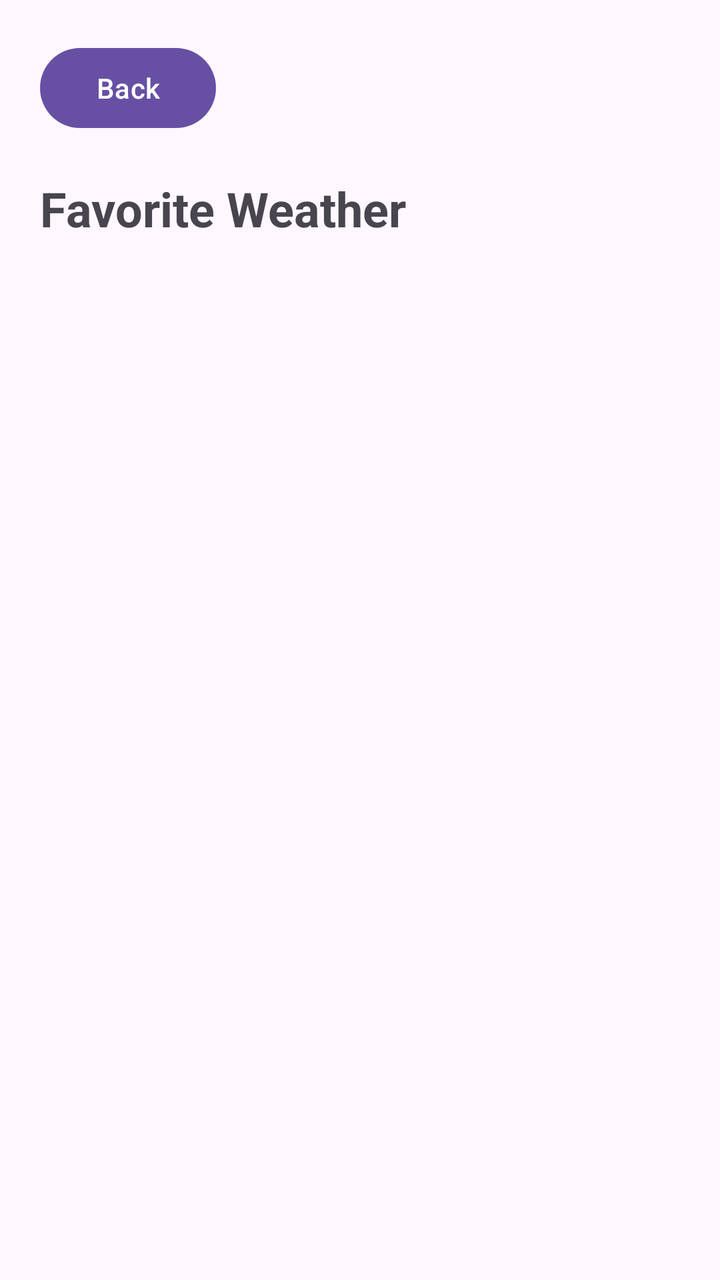
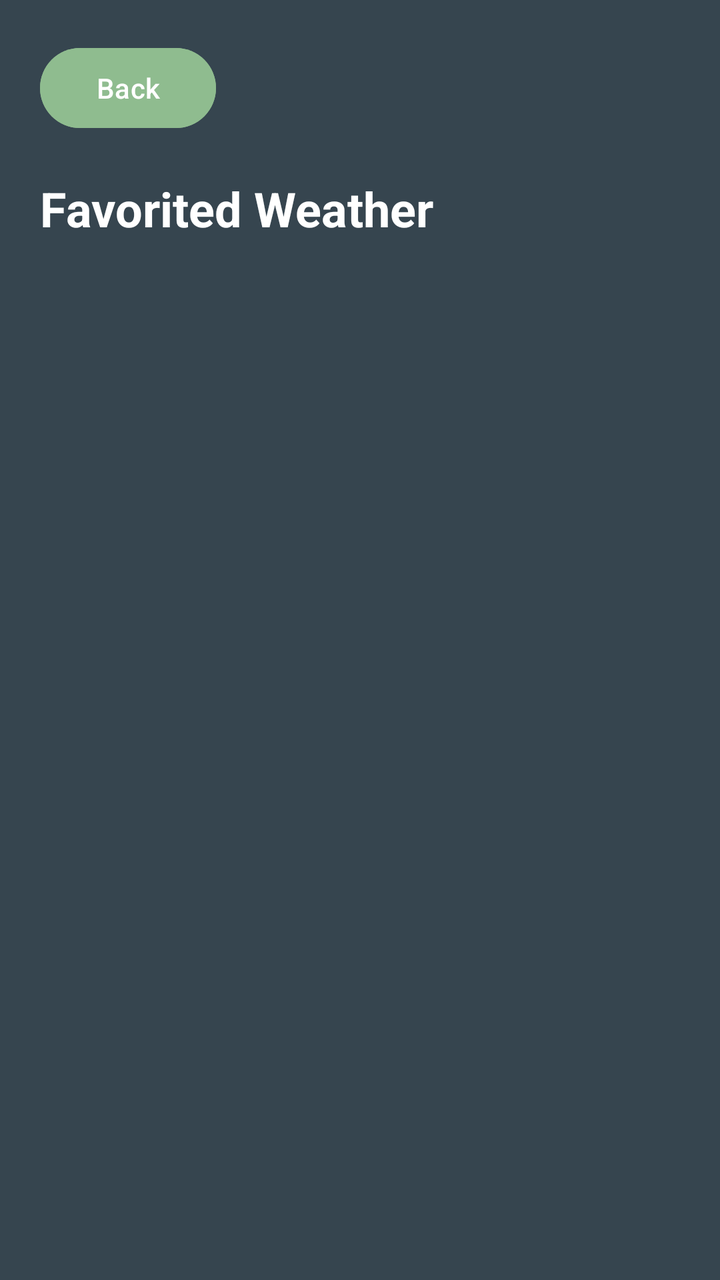

The first picture is an Android layout as it rendered before a commit; the second is the same layout after the commit. The layout source and the unified diff follow.
<!-- AndroidManifest.xml: application theme Theme.WeatherApp -->
<!-- res/layout/activity_favorites.xml -->
<?xml version="1.0" encoding="utf-8"?>
<androidx.constraintlayout.widget.ConstraintLayout
    xmlns:android="http://schemas.android.com/apk/res/android"
    xmlns:app="http://schemas.android.com/apk/res-auto"
    android:layout_width="match_parent"
    android:layout_height="match_parent"
    android:padding="20dp">

    <Button
        android:id="@+id/btnBack"
        android:layout_width="wrap_content"
        android:layout_height="wrap_content"
        android:text="Back"
        app:layout_constraintTop_toTopOf="parent"
        app:layout_constraintStart_toStartOf="parent" />

    <TextView
        android:id="@+id/favoritesTitle"
        android:layout_width="wrap_content"
        android:layout_height="wrap_content"
        android:text="Favorite Weather"
        android:textSize="24sp"
        android:textStyle="bold"
        app:layout_constraintTop_toBottomOf="@id/btnBack"
        app:layout_constraintStart_toStartOf="parent"
        android:layout_marginTop="20dp" />

    <androidx.recyclerview.widget.RecyclerView
        android:id="@+id/favoritesRecyclerView"
        android:layout_width="0dp"
        android:layout_height="0dp"
        android:layout_marginTop="16dp"
        app:layout_constraintTop_toBottomOf="@id/favoritesTitle"
        app:layout_constraintBottom_toBottomOf="parent"
        app:layout_constraintStart_toStartOf="parent"
        app:layout_constraintEnd_toEndOf="parent" />

</androidx.constraintlayout.widget.ConstraintLayout>
<!-- resources referenced by this layout -->
<resources>
  <style name="Theme.WeatherApp" parent="Base.Theme.WeatherApp" />
  <style name="Base.Theme.WeatherApp" parent="Theme.Material3.DayNight.NoActionBar">
          
          
      </style>
</resources>

<!-- the commit's change to res/layout/activity_favorites.xml (unified diff, before → after) -->
@@ -1,13 +1,15 @@
-<?xml version="1.0" encoding="utf-8"?>
 <androidx.constraintlayout.widget.ConstraintLayout
     xmlns:android="http://schemas.android.com/apk/res/android"
     xmlns:app="http://schemas.android.com/apk/res-auto"
     android:layout_width="match_parent"
     android:layout_height="match_parent"
-    android:padding="20dp">
+    android:padding="20dp"
+    android:background="@color/charcoal">
 
     <Button
         android:id="@+id/btnBack"
+        android:textColor="@color/white"
+        android:backgroundTint="@color/light_green"
         android:layout_width="wrap_content"
         android:layout_height="wrap_content"
         android:text="Back"
@@ -15,10 +17,11 @@
         app:layout_constraintStart_toStartOf="parent" />
 
     <TextView
+        android:textColor="@color/white"
         android:id="@+id/favoritesTitle"
         android:layout_width="wrap_content"
         android:layout_height="wrap_content"
-        android:text="Favorite Weather"
+        android:text="Favorited Weather"
         android:textSize="24sp"
         android:textStyle="bold"
         app:layout_constraintTop_toBottomOf="@id/btnBack"
<!-- resource entries referenced after the edit -->
@@ -1,5 +1,8 @@
 <!-- resources referenced by this layout -->
 <resources>
+  <color name="charcoal">#36454F</color>
+  <color name="light_green">#8fbc8f</color>
+  <color name="white">#FFFFFFFF</color>
   <style name="Theme.WeatherApp" parent="Base.Theme.WeatherApp" />
   <style name="Base.Theme.WeatherApp" parent="Theme.Material3.DayNight.NoActionBar">
           
